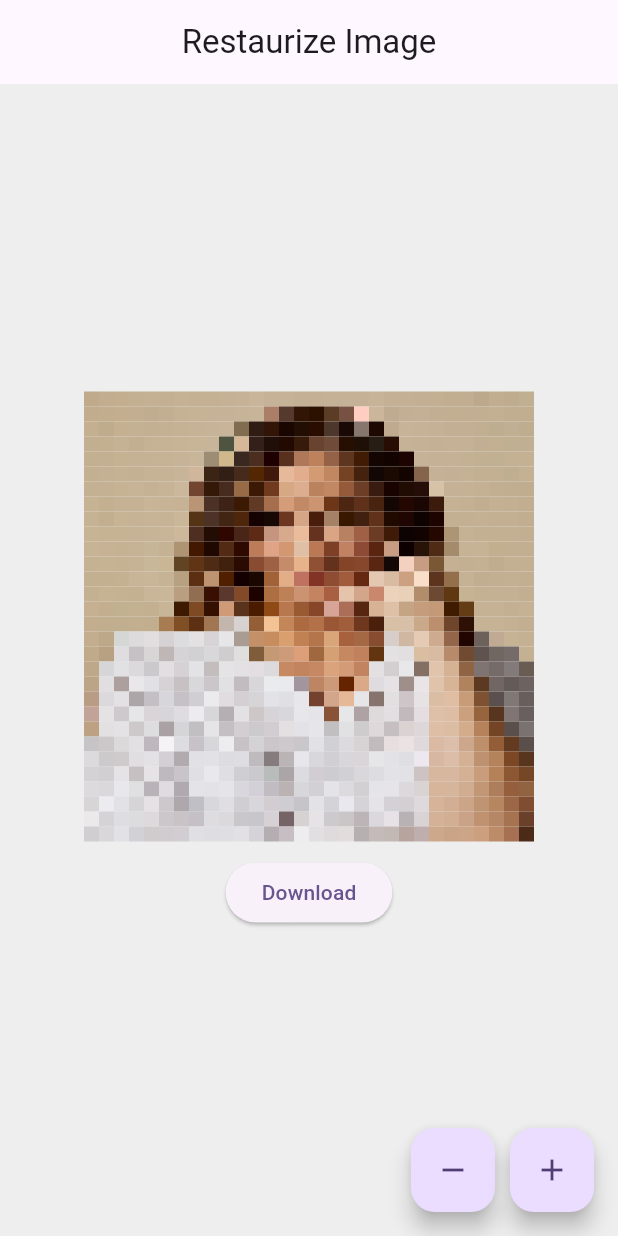
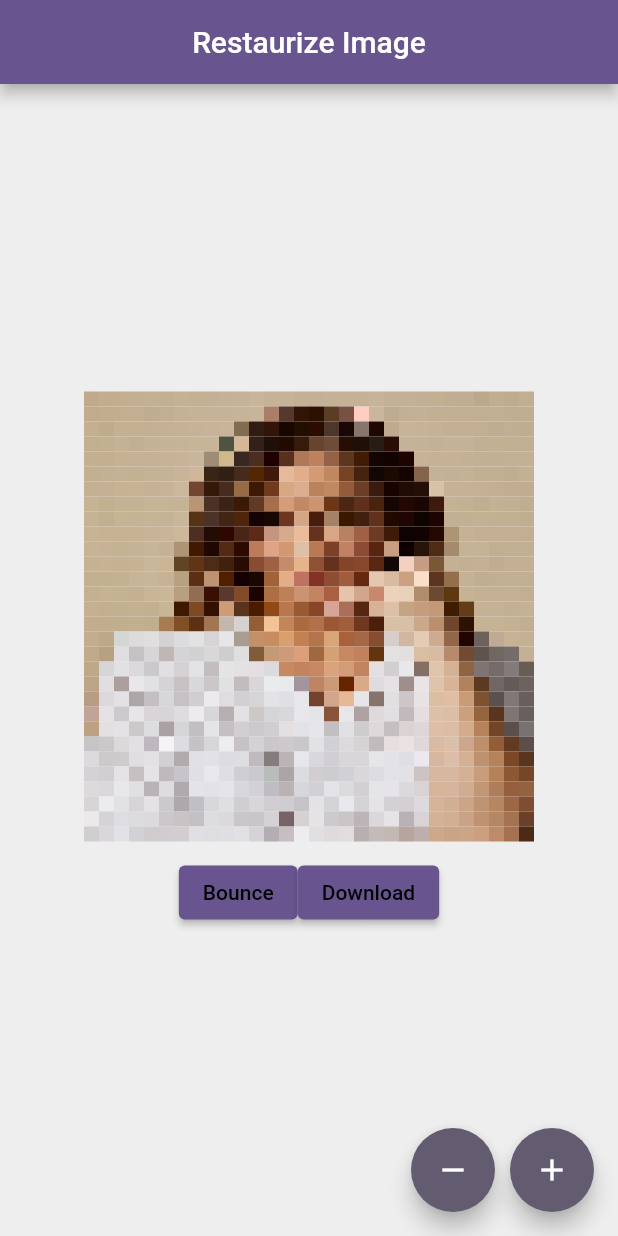
Before and after one commit to Richmond-Nunoo/RASTERIZE_IMAGE_FLUTTER, a Flutter app: the screen it shows after launch, on a phone screen of 412 x 824 dp. Run offline on Flutter 3.47's test engine with Material 2 defaults, Android fonts, the phone set to English and light mode, and no system bars.

Commit message:
internet issue

```diff
--- a/lib/main.dart
+++ b/lib/main.dart
@@ -14,8 +14,10 @@ class MyApp extends StatelessWidget {
       title: 'Resterize Image',
       debugShowCheckedModeBanner: false,
       theme: ThemeData(
-        colorScheme: ColorScheme.fromSeed(seedColor: Colors.deepPurple),
-        useMaterial3: true,
+        colorScheme: ColorScheme.fromSeed(
+          seedColor: Colors.deepPurple,
+        ),
+
       ),
       home: const HomePage(),
     );
--- a/lib/views/home_page.dart
+++ b/lib/views/home_page.dart
@@ -1,7 +1,7 @@
 import 'package:flutter/material.dart';
 import 'package:flutter/services.dart';
 import 'package:image/image.dart' as imglib;
-
+import 'package:resterizeimage/views/physic.dart';
 
 class HomePage extends StatefulWidget {
   const HomePage({super.key});
@@ -78,7 +78,7 @@ class _HomePageState extends State<HomePage> {
                   tileSize = width / tilesY;
                   return GestureDetector(
                     onPanUpdate: (details) {
-                      print(width);
+
                     },
                     child: CustomPaint(
                       painter: ImagePainter(
@@ -94,9 +94,32 @@ class _HomePageState extends State<HomePage> {
             const SizedBox(
               height: 10,
             ),
-            ElevatedButton(
-              onPressed: () async {},
-              child: const Text("Download"),
+            Row(
+              mainAxisAlignment: MainAxisAlignment.center,
+              crossAxisAlignment: CrossAxisAlignment.center,
+              children: [
+                ElevatedButton(
+                  onPressed: () async {
+                    Navigator.push(
+                      context,
+                      MaterialPageRoute(
+                        builder: (context) => const MyCustomWidget(),
+                      ),
+                    );
+                  },
+                  child: const Text(
+                    "Bounce",
+                    style: TextStyle(color: Colors.black),
+                  ),
+                ),
+                ElevatedButton(
+                  onPressed: () async {},
+                  child: const Text(
+                    "Download",
+                    style: TextStyle(color: Colors.black),
+                  ),
+                ),
+              ],
             )
           ],
         ),
```
Also changed, not shown: lib/views/physic.dart (added, +132 -0 lines).
